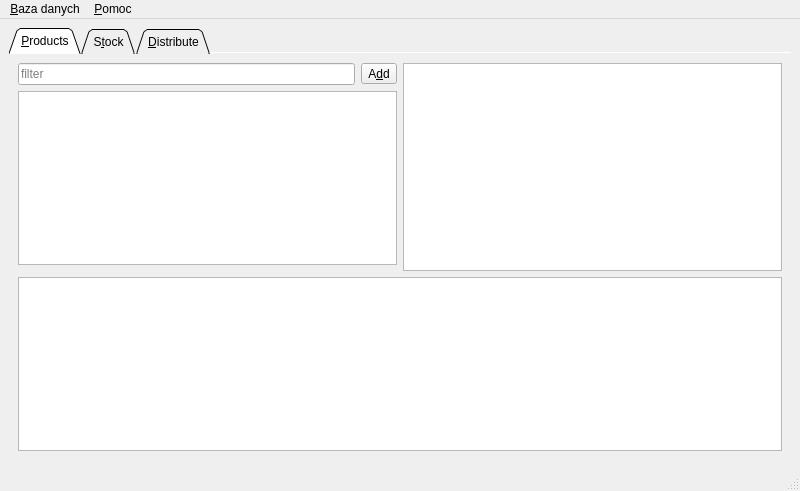
The window that src/ui/MainWindow.ui (wnt-zhp/zarlock-cpp) describes before a commit, drawn with Qt 5.
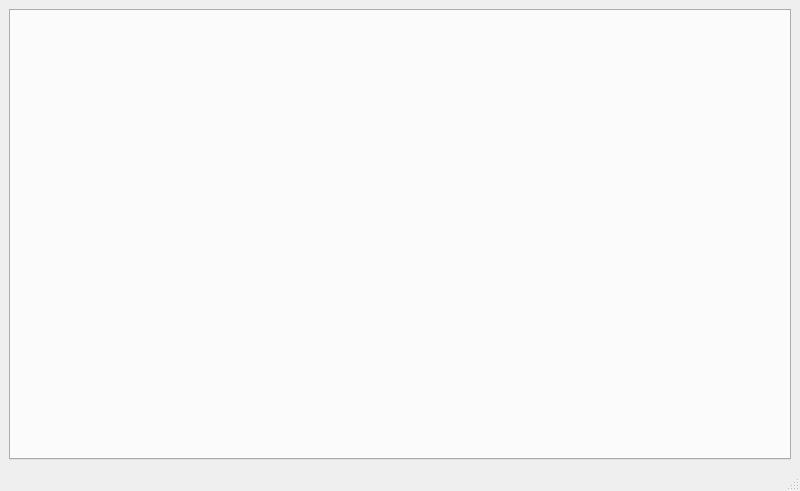
The same window after the commit. The open tabs and pages were chosen to show the change. Custom widgets are drawn as their Qt base class.

Diff of the .ui file:
```diff
--- a/src/ui/MainWindow.ui
+++ b/src/ui/MainWindow.ui
@@ -16,175 +16,14 @@
   <widget class="QWidget" name="centralwidget">
    <layout class="QVBoxLayout" name="verticalLayout">
     <item>
-     <widget class="QTabWidget" name="MainTab">
-      <property name="tabShape">
-       <enum>QTabWidget::Triangular</enum>
+     <widget class="MainTabWidget" name="MainTab">
+      <property name="tabPosition">
+       <enum>QTabWidget::West</enum>
       </property>
-      <property name="currentIndex">
-       <number>2</number>
-      </property>
-      <property name="documentMode">
-       <bool>true</bool>
-      </property>
-      <widget class="QWidget" name="tab_products">
-       <attribute name="title">
-        <string>&amp;Products</string>
-       </attribute>
-       <layout class="QGridLayout" name="gridLayout_2">
-        <item row="1" column="0" colspan="2">
-         <widget class="QColumnView" name="column_batch"/>
-        </item>
-        <item row="0" column="0">
-         <layout class="QVBoxLayout" name="verticalLayout_2">
-          <item>
-           <layout class="QHBoxLayout" name="horizontalLayout" stretch="0,0">
-            <item>
-             <widget class="QLineEdit" name="edit_filter_prod">
-              <property name="placeholderText">
-               <string>filter</string>
-              </property>
-             </widget>
-            </item>
-            <item>
-             <widget class="QToolButton" name="button_add_prod">
-              <property name="text">
-               <string>A&amp;dd</string>
-              </property>
-              <property name="checkable">
-               <bool>true</bool>
-              </property>
-             </widget>
-            </item>
-           </layout>
-          </item>
-          <item>
-           <widget class="ProductsTableView" name="table_products">
-            <property name="selectionBehavior">
-             <enum>QAbstractItemView::SelectRows</enum>
-            </property>
-            <property name="sortingEnabled">
-             <bool>true</bool>
-            </property>
-            <attribute name="horizontalHeaderMinimumSectionSize">
-             <number>25</number>
-            </attribute>
-            <attribute name="verticalHeaderDefaultSectionSize">
-             <number>20</number>
-            </attribute>
-           </widget>
-          </item>
-          <item>
-           <widget class="QWidget" name="widget_add_products" native="true"/>
-          </item>
-         </layout>
-        </item>
-        <item row="0" column="1">
-         <widget class="QTableView" name="table_batchbyid">
-          <property name="selectionBehavior">
-           <enum>QAbstractItemView::SelectRows</enum>
-          </property>
-         </widget>
-        </item>
-       </layout>
-      </widget>
-      <widget class="QWidget" name="tab_stock">
-       <attribute name="title">
-        <string>S&amp;tock</string>
-       </attribute>
-       <layout class="QGridLayout" name="gridLayout">
-        <item row="0" column="0">
-         <layout class="QHBoxLayout" name="horizontalLayout_3">
-          <item>
-           <widget class="QLineEdit" name="edit_filter_batch">
-            <property name="placeholderText">
-             <string>filter</string>
-            </property>
-           </widget>
-          </item>
-          <item>
-           <widget class="QToolButton" name="button_add_batch">
-            <property name="text">
-             <string>Add batc&amp;h</string>
-            </property>
-            <property name="checkable">
-             <bool>true</bool>
-            </property>
-           </widget>
-          </item>
-         </layout>
-        </item>
-        <item row="2" column="0">
-         <widget class="QWidget" name="widget_add_batch" native="true"/>
-        </item>
-        <item row="1" column="0">
-         <widget class="BatchTableView" name="table_batch">
-          <property name="selectionBehavior">
-           <enum>QAbstractItemView::SelectRows</enum>
-          </property>
-          <property name="sortingEnabled">
-           <bool>true</bool>
-          </property>
-          <attribute name="horizontalHeaderMinimumSectionSize">
-           <number>25</number>
-          </attribute>
-          <attribute name="verticalHeaderDefaultSectionSize">
-           <number>20</number>
-          </attribute>
-         </widget>
-        </item>
-       </layout>
-      </widget>
-      <widget class="QWidget" name="tab_dist">
-       <attribute name="title">
-        <string>&amp;Distribute</string>
-       </attribute>
-       <layout class="QHBoxLayout" name="horizontalLayout_2" stretch="1,0">
-        <item>
-         <widget class="DistributorTableView" name="table_dist">
-          <property name="selectionBehavior">
-           <enum>QAbstractItemView::SelectRows</enum>
-          </property>
-         </widget>
-        </item>
-        <item>
-         <widget class="QWidget" name="widget_add_distributor" native="true"/>
-        </item>
-       </layout>
-      </widget>
      </widget>
     </item>
    </layout>
   </widget>
-  <widget class="QMenuBar" name="menubar">
-   <property name="geometry">
-    <rect>
-     <x>0</x>
-     <y>0</y>
-     <width>800</width>
-     <height>21</height>
-    </rect>
-   </property>
-   <widget class="QMenu" name="menuBaza_danych">
-    <property name="title">
-     <string>&amp;Baza danych</string>
-    </property>
-    <addaction name="actionNewDB"/>
-    <addaction name="actionOpenDB"/>
-    <addaction name="actionSaveDB"/>
-    <addaction name="separator"/>
-    <addaction name="actionPrintReport"/>
-    <addaction name="separator"/>
-    <addaction name="actionQuit"/>
-   </widget>
-   <widget class="QMenu" name="menu_Pomoc">
-    <property name="title">
-     <string>&amp;Pomoc</string>
-    </property>
-    <addaction name="actionAbout"/>
-   </widget>
-   <addaction name="menuBaza_danych"/>
-   <addaction name="menu_Pomoc"/>
-  </widget>
   <widget class="QStatusBar" name="statusbar"/>
   <action name="actionNewDB">
    <property name="text">
@@ -234,19 +73,10 @@
  </widget>
  <customwidgets>
   <customwidget>
-   <class>ProductsTableView</class>
-   <extends>QTableView</extends>
-   <header>ProductsTableView.h</header>
-  </customwidget>
-  <customwidget>
-   <class>BatchTableView</class>
-   <extends>QTableView</extends>
-   <header>BatchTableView.h</header>
-  </customwidget>
-  <customwidget>
-   <class>DistributorTableView</class>
-   <extends>QTableView</extends>
-   <header>DistributorTableView.h</header>
+   <class>MainTabWidget</class>
+   <extends>QTabWidget</extends>
+   <header location="global">MainTabWidget.h</header>
+   <container>1</container>
   </customwidget>
  </customwidgets>
  <tabstops>
```
Left out of the diff: 50 changed lines with no effect on the pictures.
